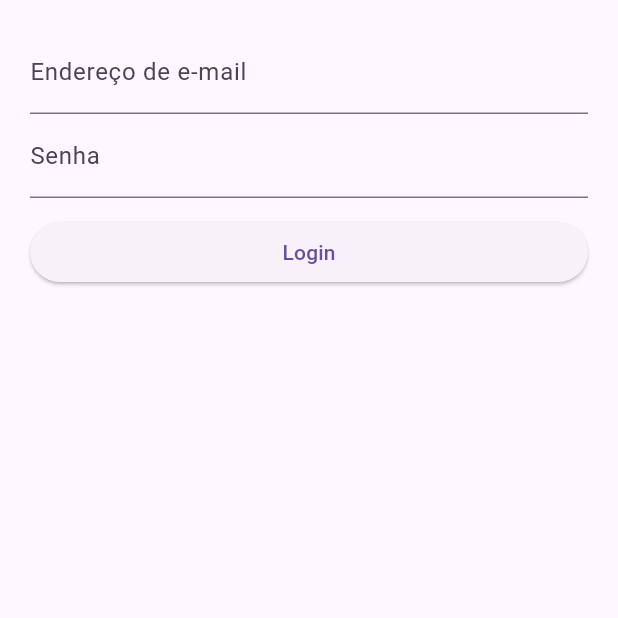
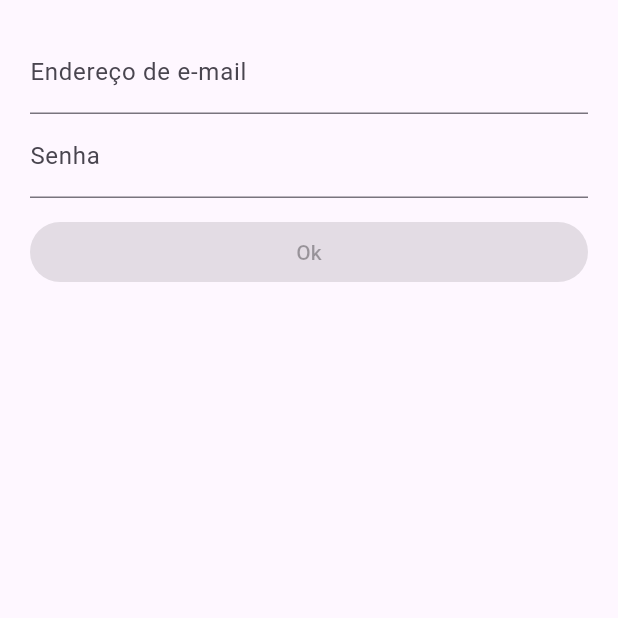
Before and after one commit to professorbossini/20242_maua_tti203_dart_flutter_parte2, a Flutter app: the screen it shows after launch, on a phone screen of 412 x 824 dp, the top half of it. Run offline on Flutter 3.47's test engine with Material 3 defaults, Android fonts, the phone set to English and light mode, and no system bars; our stand-ins replace email_validator, rxdart.

Commit message:
flutter(ger-estado): pg 81
- já fizemos broadcast e combine
- retomar acessando os campos do form

```diff
--- a/gerenciamento_de_estado/lib/src/app.dart
+++ b/gerenciamento_de_estado/lib/src/app.dart
@@ -1,13 +1,15 @@
 import 'package:flutter/material.dart';
 import 'package:gerenciamento_de_estado/src/telas/LoginTela.dart';
-
+import 'blocs/provider.dart';
 class App extends StatelessWidget{
   @override
   Widget build(BuildContext context) {
-    return MaterialApp(
-      title: 'Login',
-      home: Scaffold(
-        body: LoginTela(),
+    return Provider(
+      child: MaterialApp(
+        title: 'Login',
+        home: Scaffold(
+          body: LoginTela(),
+        )
       )
     );
   }
--- a/gerenciamento_de_estado/lib/src/blocs/bloc.dart
+++ b/gerenciamento_de_estado/lib/src/blocs/bloc.dart
@@ -1,14 +1,17 @@
 import 'dart:async';
-
+import 'package:rxdart/rxdart.dart';
 import 'package:gerenciamento_de_estado/src/blocs/validators.dart';
+import 'package:rxdart/streams.dart';
 class Bloc with Validators{
 
-  final _emailController = StreamController <String>();
-  final _passwordController = StreamController <String>();
+  final _emailController = StreamController <String>.broadcast();
+  final _passwordController = StreamController <String>.broadcast();
 
   Stream<String> get email => _emailController.stream.transform(validateEmail);
 
   Stream<String> get password => _passwordController.stream.transform(validatePassword);
+
+  Stream<bool> get emailAndPasswordOK => CombineLatestStream.combine2(email, password, (e, p) => true);
 
   Function(String) get changeEmail => _emailController.sink.add;
 
@@ -20,4 +23,5 @@ class Bloc with Validators{
   }
 
 }
-final bloc = Bloc();
+//essa era a instância global, não precisa mais
+// final bloc = Bloc();
--- a/gerenciamento_de_estado/lib/src/blocs/provider.dart
+++ b/gerenciamento_de_estado/lib/src/blocs/provider.dart
@@ -11,4 +11,10 @@ class Provider extends InheritedWidget{
   final bloc = Bloc();
 
   Provider({Key? key, required Widget child}): super(key: key, child: child);
+
+
+  static Bloc of (BuildContext context){
+    return context.dependOnInheritedWidgetOfExactType<Provider>()!.bloc;
+  }
+
 }
--- a/gerenciamento_de_estado/lib/src/telas/LoginTela.dart
+++ b/gerenciamento_de_estado/lib/src/telas/LoginTela.dart
@@ -1,21 +1,32 @@
 import 'package:flutter/material.dart';
 import '../blocs/bloc.dart';
+import '../blocs/provider.dart';
 class LoginTela extends StatelessWidget{
   @override
   Widget build(BuildContext context) {
+    final bloc = Provider.of(context);
     return Container(
       margin: const EdgeInsets.all(20.0),
       child: Column(
         children: [
           //encaixar os widgets de email e senha aqui
-          emailField(),
-          passwordField(),
-          submitButton()
+          emailField(bloc),
+          passwordField(bloc),
+          Container(
+            margin: EdgeInsets.only(top: 12.0),
+            child: Row(
+              children: [
+                Expanded(
+                  child: submitButton(bloc)
+                )
+              ],
+            ),
+          )
         ],
       ),
     );
   }
-  Widget emailField(){
+  Widget emailField(Bloc bloc){
     return StreamBuilder(
       stream: bloc.email, //descobrir quem é
       builder:(context, AsyncSnapshot<String> snapshot){
@@ -47,7 +58,7 @@ class LoginTela extends StatelessWidget{
     // );
   }
   //escrever novo método que produz um campo próprio para senha
-  Widget passwordField(){
+  Widget passwordField(Bloc bloc){
     return StreamBuilder(
       stream: bloc.password,
       builder: (context, AsyncSnapshot <String> snapshot){
@@ -64,22 +75,16 @@ class LoginTela extends StatelessWidget{
     );
   }
   //escrever novo método que produz um botão
-  Widget submitButton(){
-    return Container(
-      margin: EdgeInsets.only(top: 12.0),
-      child: Row(
-        children: [
-          Expanded(
-            child: ElevatedButton(
-                onPressed: (){},
-                child: Text('Login')
-            ),
-          )
-        ],
-      )
+  Widget submitButton(Bloc bloc){
+      return StreamBuilder(
+        stream: bloc.emailAndPasswordOK,
+        builder: (context, AsyncSnapshot <bool> snapshot){
+          return ElevatedButton(
+            onPressed: snapshot.hasData ? (){} : null,
+            child: Text('Ok')
+          );
+        }
+      );
 
-
-
-    );
   }
 }
--- a/gerenciamento_de_estado/pubspec.yaml
+++ b/gerenciamento_de_estado/pubspec.yaml
@@ -36,6 +36,7 @@ dependencies:
   # Use with the CupertinoIcons class for iOS style icons.
   cupertino_icons: ^1.0.6
   email_validator: ^3.0.0
+  rxdart: ^0.28.0
 
 dev_dependencies:
   flutter_test:
```
Also changed, not shown: gerenciamento_de_estado/pubspec.lock.
